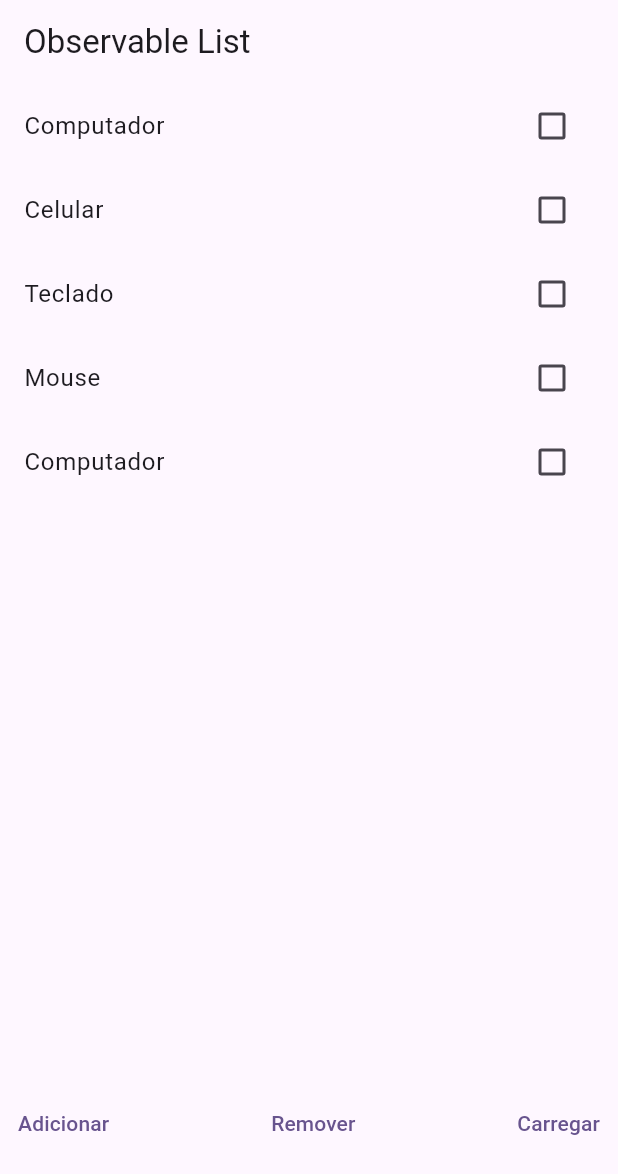
After one commit to enzozami/flutter-mobx_imc-estudo-mobx, a Flutter app: the screen it shows after launch, item 3 of the bottom bar chosen, after a tap on "Adicionar", on a phone screen of 412 x 824 dp. The commit adds this screen. Shown: the top 1174 px of the screen. Run offline on Flutter 3.47's test engine with Material 3 defaults, Android fonts, the phone set to English and light mode, and no system bars; our stand-ins replace currency_text_input_formatter, flutter_mobx, mobx, syncfusion_flutter_gauges; generated files the repository leaves out were written again.

Commit message:
ObservableList

```diff
--- a/lib/main.dart
+++ b/lib/main.dart
@@ -1,5 +1,6 @@
 import 'package:flutter/material.dart';
-import 'package:mobx_imc/imc/imc_page.dart';
+// import 'package:mobx_imc/imc/imc_page.dart';
+import 'package:mobx_imc/observables/observable_list_page.dart';
 
 void main() {
   runApp(const MyApp());
@@ -14,7 +15,8 @@ class MyApp extends StatelessWidget {
       theme: ThemeData(
         colorScheme: ColorScheme.fromSeed(seedColor: Colors.deepPurple),
       ),
-      home: ImcPage(),
+      // home: ImcPage(), // utilizar para o IMC
+      home: ObservableListPage(),
     );
   }
 }
--- /dev/null
+++ b/lib/model/product_model.dart
@@ -0,0 +1,6 @@
+class ProductModel {
+  String name;
+  ProductModel({
+    required this.name,
+  });
+}
--- /dev/null
+++ b/lib/observables/observable_list_controller.dart
@@ -0,0 +1,31 @@
+import 'package:mobx/mobx.dart';
+import 'package:mobx_imc/model/product_model.dart';
+part 'observable_list_controller.g.dart';
+
+class ObservableListController = ObservableListControllerBase with _$ObservableListController;
+
+abstract class ObservableListControllerBase with Store {
+  @observable
+  var products = <ProductModel>[].asObservable();
+
+  @action
+  void loadProducts() {
+    var productsData = [
+      ProductModel(name: 'Computador'),
+      ProductModel(name: 'Celular'),
+      ProductModel(name: 'Teclado'),
+      ProductModel(name: 'Mouse'),
+    ];
+    products.addAll(productsData);
+  }
+
+  @action
+  void adicionarProduto() {
+    products.add(ProductModel(name: 'Computador'));
+  }
+
+  @action
+  void removerProduto() {
+    products.removeAt(0);
+  }
+}
--- /dev/null
+++ b/lib/observables/observable_list_page.dart
@@ -0,0 +1,62 @@
+import 'package:flutter/material.dart';
+import 'package:flutter_mobx/flutter_mobx.dart';
+import 'package:mobx_imc/observables/observable_list_controller.dart';
+
+class ObservableListPage extends StatefulWidget {
+  const ObservableListPage({super.key});
+
+  @override
+  State<ObservableListPage> createState() => _ObservableListPageState();
+}
+
+class _ObservableListPageState extends State<ObservableListPage> {
+  final controller = ObservableListController();
+
+  @override
+  Widget build(BuildContext context) {
+    return Scaffold(
+      appBar: AppBar(
+        title: const Text('Observable List'),
+      ),
+      body: Column(
+        children: [
+          Expanded(
+            child: Observer(builder: (_) {
+              return ListView.builder(
+                itemCount: controller.products.length,
+                itemBuilder: (context, index) {
+                  final productName = controller.products[index].name;
+                  return CheckboxListTile(
+                    value: false,
+                    onChanged: (_) {},
+                    title: Text(productName),
+                  );
+                },
+              );
+            }),
+          ),
+          SizedBox(
+            height: 150,
+            child: Row(
+              mainAxisAlignment: MainAxisAlignment.spaceBetween,
+              children: [
+                TextButton(
+                  onPressed: () => controller.adicionarProduto(),
+                  child: Text('Adicionar'),
+                ),
+                TextButton(
+                  onPressed: () => controller.removerProduto(),
+                  child: Text('Remover'),
+                ),
+                TextButton(
+                  onPressed: () => controller.loadProducts(),
+                  child: Text('Carregar'),
+                ),
+              ],
+            ),
+          )
+        ],
+      ),
+    );
+  }
+}
```
Also changed, not shown: lib/observables/observable_list_controller.g.dart (added).
